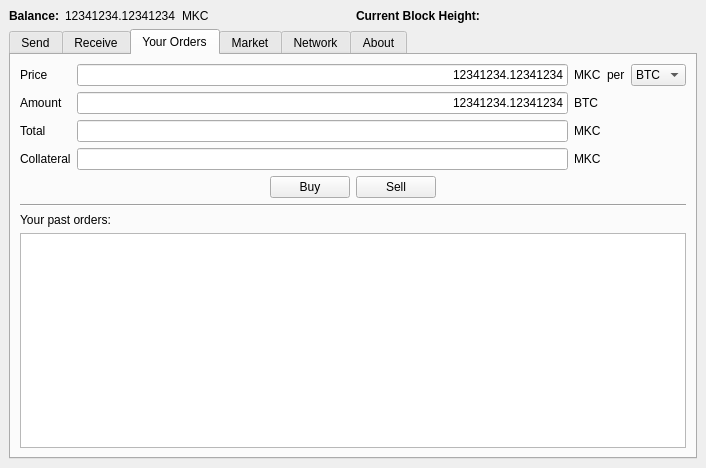
Before: the Qt Designer form gui/mincoin.ui in eudemonia-research/mincoin, drawn with Qt 5.
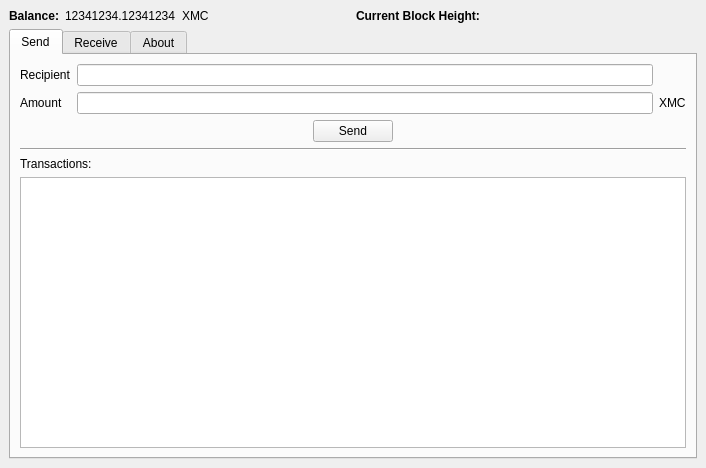
After: the same form once the commit is applied. The open tabs and pages were chosen to show the change.

Commit message: removed marketcoin stuff from GUI

```diff
--- a/gui/mincoin.ui
+++ b/gui/mincoin.ui
@@ -52,7 +52,7 @@
       <item>
        <widget class="QLabel" name="label_17">
         <property name="text">
-         <string>MKC</string>
+         <string>XMC</string>
         </property>
        </widget>
       </item>
@@ -117,7 +117,7 @@
           <item row="1" column="2">
            <widget class="QLabel" name="label_21">
             <property name="text">
-             <string>MKC</string>
+             <string>XMC</string>
             </property>
            </widget>
           </item>
@@ -274,237 +274,6 @@
         </item>
        </layout>
       </widget>
-      <widget class="QWidget" name="tab_4">
-       <attribute name="title">
-        <string>Your Orders</string>
-       </attribute>
-       <layout class="QVBoxLayout" name="verticalLayout_4">
-        <item>
-         <layout class="QGridLayout" name="gridLayout">
-          <item row="1" column="0">
-           <widget class="QLabel" name="label_6">
-            <property name="text">
-             <string>Amount</string>
-            </property>
-           </widget>
-          </item>
-          <item row="0" column="2">
-           <layout class="QHBoxLayout" name="horizontalLayout_4">
-            <item>
-             <widget class="QLabel" name="label_10">
-              <property name="text">
-               <string>MKC</string>
-              </property>
-             </widget>
-            </item>
-            <item>
-             <widget class="QLabel" name="label_14">
-              <property name="text">
-               <string>per</string>
-              </property>
-             </widget>
-            </item>
-            <item>
-             <widget class="QComboBox" name="comboBox">
-              <item>
-               <property name="text">
-                <string>BTC</string>
-               </property>
-              </item>
-              <item>
-               <property name="text">
-                <string>LTC</string>
-               </property>
-              </item>
-              <item>
-               <property name="text">
-                <string>PPC</string>
-               </property>
-              </item>
-              <item>
-               <property name="text">
-                <string>NXT</string>
-               </property>
-              </item>
-             </widget>
-            </item>
-           </layout>
-          </item>
-          <item row="1" column="1">
-           <widget class="QLineEdit" name="lineEdit_2">
-            <property name="text">
-             <string>12341234.12341234</string>
-            </property>
-            <property name="alignment">
-             <set>Qt::AlignRight|Qt::AlignTrailing|Qt::AlignVCenter</set>
-            </property>
-           </widget>
-          </item>
-          <item row="0" column="1">
-           <widget class="QLineEdit" name="lineEdit">
-            <property name="text">
-             <string>12341234.12341234</string>
-            </property>
-            <property name="alignment">
-             <set>Qt::AlignRight|Qt::AlignTrailing|Qt::AlignVCenter</set>
-            </property>
-           </widget>
-          </item>
-          <item row="2" column="0">
-           <widget class="QLabel" name="label_12">
-            <property name="text">
-             <string>Total</string>
-            </property>
-           </widget>
-          </item>
-          <item row="1" column="2">
-           <widget class="QLabel" name="label_8">
-            <property name="text">
-             <string>BTC</string>
-            </property>
-           </widget>
-          </item>
-          <item row="3" column="2">
-           <widget class="QLabel" name="label_16">
-            <property name="text">
-             <string>MKC</string>
-            </property>
-           </widget>
-          </item>
-          <item row="3" column="1">
-           <widget class="QLineEdit" name="lineEdit_5">
-            <property name="alignment">
-             <set>Qt::AlignRight|Qt::AlignTrailing|Qt::AlignVCenter</set>
-            </property>
-           </widget>
-          </item>
-          <item row="0" column="0">
-           <widget class="QLabel" name="label_5">
-            <property name="text">
-             <string>Price</string>
-            </property>
-           </widget>
-          </item>
-          <item row="2" column="2">
-           <widget class="QLabel" name="label_7">
-            <property name="text">
-             <string>MKC</string>
-            </property>
-           </widget>
-          </item>
-          <item row="2" column="1">
-           <widget class="QLineEdit" name="lineEdit_3">
-            <property name="alignment">
-             <set>Qt::AlignRight|Qt::AlignTrailing|Qt::AlignVCenter</set>
-            </property>
-           </widget>
-          </item>
-          <item row="3" column="0">
-           <widget class="QLabel" name="label_9">
-            <property name="text">
-             <string>Collateral</string>
-            </property>
-           </widget>
-          </item>
-         </layout>
-        </item>
-        <item>
-         <layout class="QHBoxLayout" name="horizontalLayout_3">
-          <item>
-           <spacer name="horizontalSpacer_6">
-            <property name="orientation">
-             <enum>Qt::Horizontal</enum>
-            </property>
-            <property name="sizeHint" stdset="0">
-             <size>
-              <width>40</width>
-              <height>20</height>
-             </size>
-            </property>
-           </spacer>
-          </item>
-          <item>
-           <widget class="QPushButton" name="pushButton">
-            <property name="text">
-             <string>Buy</string>
-            </property>
-           </widget>
-          </item>
-          <item>
-           <widget class="QPushButton" name="pushButton_2">
-            <property name="text">
-             <string>Sell</string>
-            </property>
-           </widget>
-          </item>
-          <item>
-           <spacer name="horizontalSpacer_5">
-            <property name="orientation">
-             <enum>Qt::Horizontal</enum>
-            </property>
-            <property name="sizeHint" stdset="0">
-             <size>
-              <width>40</width>
-              <height>20</height>
-             </size>
-            </property>
-           </spacer>
-          </item>
-         </layout>
-        </item>
-        <item>
-         <widget class="Line" name="line_3">
-          <property name="orientation">
-           <enum>Qt::Horizontal</enum>
-          </property>
-         </widget>
-        </item>
-        <item>
-         <widget class="QLabel" name="label_24">
-          <property name="text">
-           <string>Your past orders:</string>
-          </property>
-         </widget>
-        </item>
-        <item>
-         <widget class="QTableView" name="tableView_3"/>
-        </item>
-       </layout>
-      </widget>
-      <widget class="QWidget" name="tab_2">
-       <attribute name="title">
-        <string>Market</string>
-       </attribute>
-       <layout class="QVBoxLayout" name="verticalLayout_5">
-        <item>
-         <widget class="QLabel" name="label_11">
-          <property name="text">
-           <string>Graph visualisations of the market will be here in a future version.</string>
-          </property>
-          <property name="alignment">
-           <set>Qt::AlignCenter</set>
-          </property>
-         </widget>
-        </item>
-       </layout>
-      </widget>
-      <widget class="QWidget" name="tab_5">
-       <attribute name="title">
-        <string>Network</string>
-       </attribute>
-       <layout class="QVBoxLayout" name="verticalLayout_6">
-        <item>
-         <widget class="QLabel" name="label_13">
-          <property name="text">
-           <string>Network info will be here in a future version.</string>
-          </property>
-          <property name="alignment">
-           <set>Qt::AlignCenter</set>
-          </property>
-         </widget>
-        </item>
-       </layout>
-      </widget>
       <widget class="QWidget" name="tab_6">
        <attribute name="title">
         <string>About</string>
```
Left out of the diff: 6 changed lines with no effect on the pictures. The commit also changes 1 other file.
